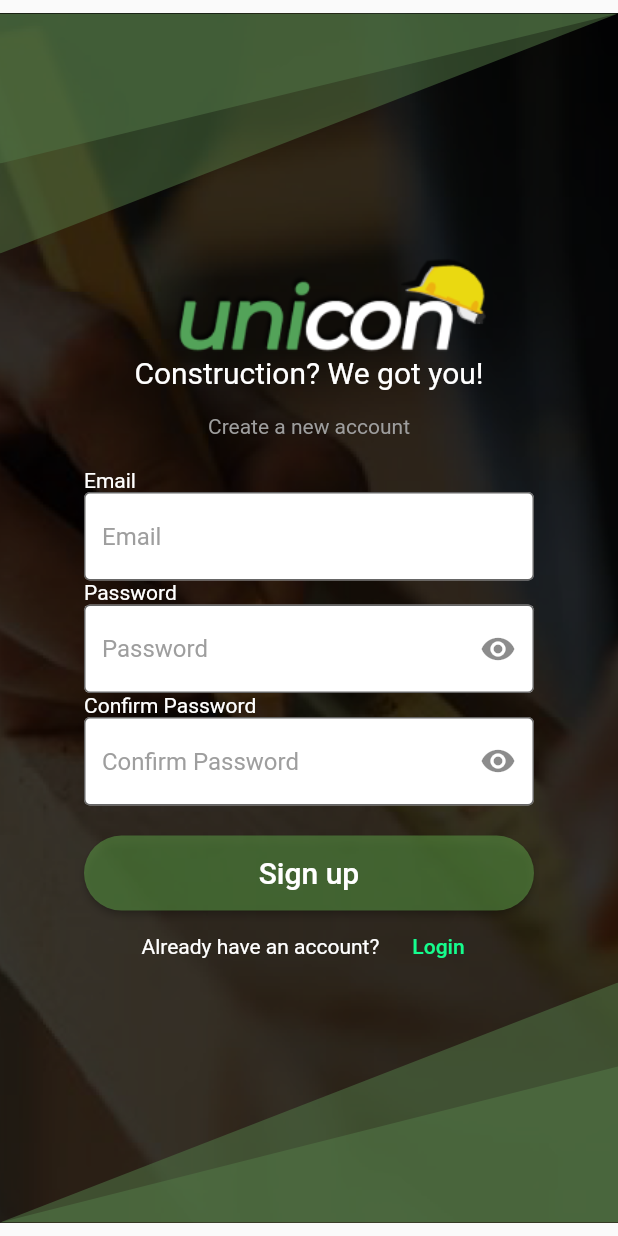
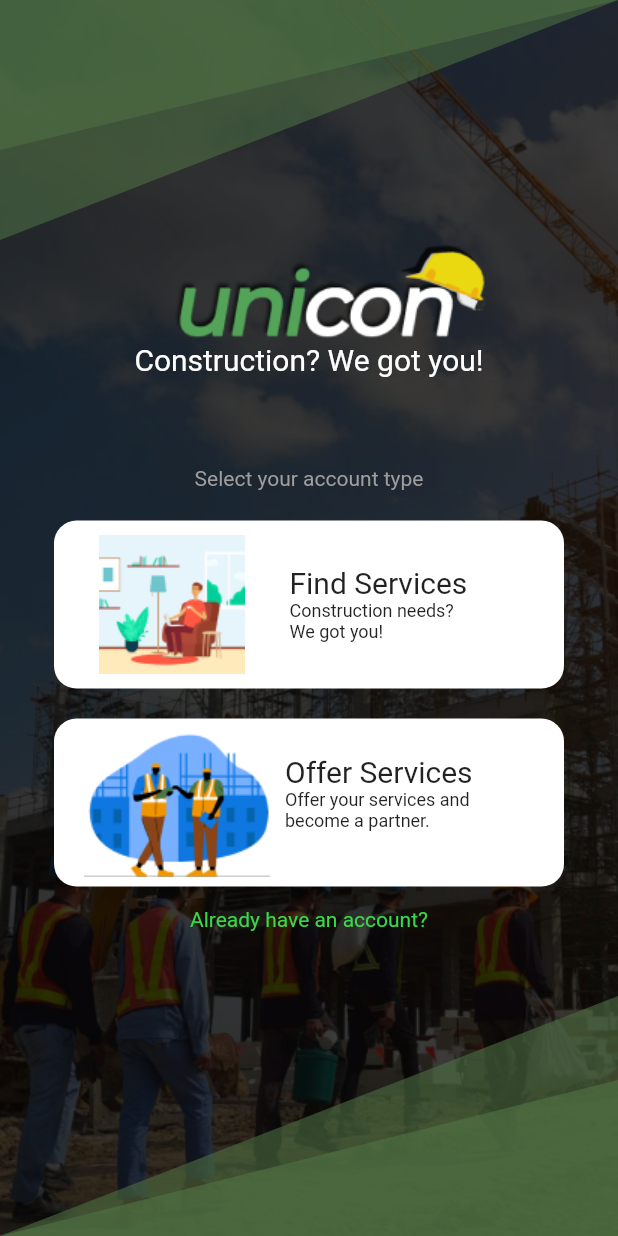
Before and after one commit to zhrssh/unicon-app, a Flutter app: the screen it shows after launch, after a tap on "Login", after a tap on "Create Now", on a phone screen of 412 x 824 dp. Run offline on Flutter 3.47's test engine with Material 2 defaults, Android fonts, the light colour scheme and no system bars.

Commit message:
Cleaned login page source code

```diff
--- a/unicon/lib/constants/navigation_routes.dart
+++ b/unicon/lib/constants/navigation_routes.dart
@@ -8,6 +8,7 @@ import '../views/profile.dart';
 import '../views/resetpw.dart';
 import '../views/signup_v2.dart';
 import '../views/verify.dart';
+import '../views/regtype.dart';
 
 Future navigateToSignUpPage(context) async {
   Navigator.push(
@@ -51,10 +52,15 @@ Future navigateToCalendarPage(context) async {
 
 Future navigateToLocationPage(context) async {
   Navigator.push(
-      context, MaterialPageRoute(builder: (context) => LocationPage()));
+      context, MaterialPageRoute(builder: (context) => const LocationPage()));
 }
 
 Future navigateToProfilePage(context) async {
   Navigator.push(
-      context, MaterialPageRoute(builder: (context) => ProfilePage()));
+      context, MaterialPageRoute(builder: (context) => const ProfilePage()));
 }
+
+Future navigateToRegTypePage(context) async {
+  Navigator.push(
+      context, MaterialPageRoute(builder: (context) => const RegTypePage()));
+}
--- a/unicon/lib/main.dart
+++ b/unicon/lib/main.dart
@@ -1,6 +1,6 @@
 import 'package:flutter/material.dart';
 import 'package:untitled/views/home.dart';
-import 'package:untitled/views/homepage.dart';
+// import 'package:untitled/views/homepage.dart';
 import 'package:untitled/views/profile.dart';
 import 'views/login.dart';
 
--- a/unicon/lib/views/login.dart
+++ b/unicon/lib/views/login.dart
@@ -14,13 +14,19 @@ class LoginPage extends StatefulWidget {
 }
 
 class _LoginPageState extends State<LoginPage> {
+  late BuildContext _context;
+
+  void setContext(BuildContext context) {
+    _context = context;
+  }
+
   late final TextEditingController _email;
   late final TextEditingController _password;
 
   final _formKeyEmail = GlobalKey<FormState>();
   final _formKeyPassword = GlobalKey<FormState>();
 
-  var statusCode;
+  late http.Response response;
   bool showPassword = true;
 
   @override
@@ -42,9 +48,48 @@ class _LoginPageState extends State<LoginPage> {
     _password.clear();
   }
 
-  Future<int> login(email, password) async {
+  Future<void> showLoginErrorSnackBar(String message) async {
+    ScaffoldMessenger.of(_context).showSnackBar(SnackBar(
+      behavior: SnackBarBehavior.floating,
+      backgroundColor: Colors.transparent,
+      elevation: 0,
+      content: Container(
+        padding: const EdgeInsets.all(16),
+        height: 90,
+        decoration: const BoxDecoration(
+          color: Color(0xFFC72C41),
+          borderRadius: BorderRadius.all(
+            Radius.circular(20),
+          ),
+        ),
+        child: Column(
+          crossAxisAlignment: CrossAxisAlignment.start,
+          children: [
+            const Text(
+              "OH NO!",
+              style: TextStyle(
+                fontSize: 18,
+                color: Colors.white,
+              ),
+            ),
+            Text(
+              message,
+              style: const TextStyle(
+                color: Colors.white,
+                fontSize: 12,
+              ),
+              maxLines: 2,
+              overflow: TextOverflow.ellipsis,
+            ),
+          ],
+        ),
+      ),
+    ));
+  }
+
+  Future<http.Response> login(email, password) async {
     // int _loginChecker;
-    final uri = Uri.parse('http://192.168.75.119:3000/login');
+    final uri = Uri.parse('http://localhost:3000/login');
     final response = await http.post(
       uri,
       headers: <String, String>{
@@ -59,20 +104,22 @@ class _LoginPageState extends State<LoginPage> {
     );
 
     if (response.statusCode == 200) {
-      print(response.body);
+      if (kDebugMode) {
+        print(response.body);
+      }
       // _loginChecker = 1;
     } else {
       if (kDebugMode) {
         print(response.statusCode);
+        print(jsonDecode(response.body)["err"]);
       }
       // _loginChecker = 0;
-      print(jsonDecode(response.body)["err"]);
     }
 
-    return response.statusCode;
+    return response;
   }
 
-  showLoaderDialog(BuildContext context) {
+  Future<void> showLoaderDialog() async {
     AlertDialog alert = AlertDialog(
       content: Row(
         children: [
@@ -83,9 +130,10 @@ class _LoginPageState extends State<LoginPage> {
         ],
       ),
     );
+
     showDialog(
       barrierDismissible: false,
-      context: context,
+      context: _context,
       builder: (BuildContext context) {
         return alert;
       },
@@ -240,7 +288,8 @@ class _LoginPageState extends State<LoginPage> {
                     alignment: Alignment.centerRight,
                     child: TextButton(
                       onPressed: () {
-                        navigateToResetPWPage(context);
+                        setContext(context);
+                        navigateToResetPWPage(_context);
                       },
                       child: const Text(
                         "Forgot Password?",
@@ -261,76 +310,45 @@ class _LoginPageState extends State<LoginPage> {
                       borderRadius: BorderRadius.circular(50),
                     ),
                   ),
+                  child: const Text(
+                    'Login',
+                    style: TextStyle(fontSize: 20),
+                  ),
                   onPressed: () async {
-                    showLoaderDialog(context);
+                    setContext(context);
+                    showLoaderDialog();
                     final email = _email.text;
                     final password = _password.text;
 
                     if (_formKeyEmail.currentState!.validate()) {
                       if (_formKeyPassword.currentState!.validate()) {
+                        response = await login(email, password);
+
+                        // Removes the "Logging in" dialog
+                        Navigator.pop(_context);
+
+                        // If the login succeed
+                        if (response.statusCode == 200) {
+                          clearText();
+                          // TODO: Use the access token to check if the resource server is available before navigating to home page
+                          navigateToHome(_context);
+                        } else if (response.statusCode == 401) {
+                          showLoginErrorSnackBar(
+                              "You've entered the wrong login information. Please try again.");
+                        } else {
+                          showLoginErrorSnackBar(
+                              "We've encountered an unexpected error. Please try again later.");
+                        }
+
+                        // Prints user input and response status code
                         if (kDebugMode) {
                           print("Email: $email");
                           print("Password: $password");
-                          // print(email.runtimeType);
-
-                          // login system
-                          statusCode = await login(email, password);
-                          print(statusCode);
-                          if (statusCode == 200) {
-                            clearText();
-                            navigateToHome(context);
-                          } else {
-                            clearText();
-                            // Error message (for users)
-                            ScaffoldMessenger.of(context).showSnackBar(
-                              SnackBar(
-                                behavior: SnackBarBehavior.floating,
-                                backgroundColor: Colors.transparent,
-                                elevation: 0,
-                                content: Container(
-                                  padding: const EdgeInsets.all(16),
-                                  height: 90,
-                                  decoration: const BoxDecoration(
-                                    color: Color(0xFFC72C41),
-                                    borderRadius: BorderRadius.all(
-                                      Radius.circular(20),
-                                    ),
-                                  ),
-                                  child: Column(
-                                    crossAxisAlignment:
-                                        CrossAxisAlignment.start,
-                                    children: const [
-                                      Text(
-                                        "OH NO!",
-                                        style: TextStyle(
-                                          fontSize: 18,
-                                          color: Colors.white,
-                                        ),
-                                      ),
-                                      Text(
-                                        "You've entered a wrong login information. Please try to login again.",
-                                        style: TextStyle(
-                                          color: Colors.white,
-                                          fontSize: 12,
-                                        ),
-                                        maxLines: 2,
-                                        overflow: TextOverflow.ellipsis,
-                                      ),
-                                    ],
-                                  ),
-                                ),
-                              ),
-                            );
-                          }
+                          print(response.statusCode);
                         }
                       }
                     }
-                    Navigator.pop(context);
                   },
-                  child: const Text(
-                    'Login',
-                    style: TextStyle(fontSize: 20),
-                  ),
                 ),
                 SizedBox(
                   width: 300,
@@ -343,7 +361,7 @@ class _LoginPageState extends State<LoginPage> {
                       ),
                       TextButton(
                         onPressed: () {
-                          navigateToSignUpPage(context);
+                          navigateToRegTypePage(context);
                         },
                         child: const Text(
                           "    Create Now",
--- a/unicon/lib/views/login2.dart
+++ b/unicon/lib/views/regtype.dart
@@ -7,19 +7,19 @@ import 'package:http/http.dart' as http;
 
 void main() {
   runApp(const MaterialApp(
-    home: Login2Page(),
+    home: RegTypePage(),
     debugShowCheckedModeBanner: false,
   ));
 }
 
-class Login2Page extends StatefulWidget {
-  const Login2Page({super.key});
+class RegTypePage extends StatefulWidget {
+  const RegTypePage({super.key});
 
   @override
-  State<Login2Page> createState() => _LoginPage2State();
+  State<RegTypePage> createState() => _RegTypePageState();
 }
 
-class _LoginPage2State extends State<Login2Page> {
+class _RegTypePageState extends State<RegTypePage> {
   @override
   Widget build(BuildContext context) {
     return Scaffold(
@@ -76,7 +76,11 @@ class _LoginPage2State extends State<Login2Page> {
             children: [
               InkWell(
                 onTap: (() {
-                  print("Find Services");
+                  /** TODO: Tell flutter that the user is registering as a client.
+                   *  We can use enumerations { Account Type: Client, Provider }.
+                   *  This is to avoid using multiple pages for the same purpose.
+                   */
+                  navigateToSignUpPage(context);
                 }),
                 child: Container(
                   height: 112,
@@ -126,7 +130,11 @@ class _LoginPage2State extends State<Login2Page> {
               padding: EdgeInsets.symmetric(vertical: 10, horizontal: 0)),
           InkWell(
             onTap: () {
-              print("Offer Services");
+              /** TODO: Tell flutter that the user is registering as a client.
+                   *  We can use enumerations { Account Type: Client, Provider }.
+                   *  This is to avoid using multiple pages for the same purpose.
+                   */
+              navigateToSignUpPage(context);
             },
             child: Container(
               height: 112,
@@ -171,7 +179,7 @@ class _LoginPage2State extends State<Login2Page> {
               padding: EdgeInsets.symmetric(vertical: 7, horizontal: 0)),
           InkWell(
             onTap: () {
-              print("Proceed to Login.");
+              navigateToLoginPage(context);
             },
             child: const Text(
               "Already have an account?",
```
